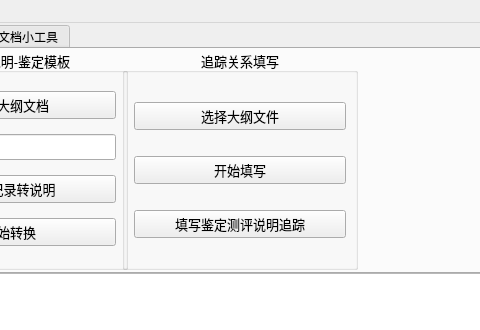
This is GUI.ui in ks3356143/newToolforTest as Qt 5 draws it before an edit; both pictures show x 110 to 590 and y 0 to 330 of the 800 by 553 pixel window. The edited form follows.
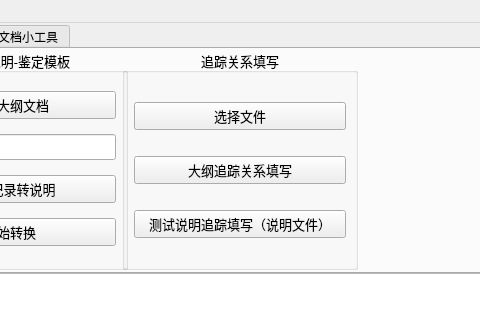
This is the edited form.

Patch:
```diff
--- a/GUI.ui
+++ b/GUI.ui
@@ -120,21 +120,21 @@
        <item>
         <widget class="QPushButton" name="pushButton_4">
          <property name="text">
-          <string>选择大纲文件</string>
+          <string>选择文件</string>
          </property>
         </widget>
        </item>
        <item>
         <widget class="QPushButton" name="pushButton_6">
          <property name="text">
-          <string>开始填写</string>
+          <string>大纲追踪关系填写</string>
          </property>
         </widget>
        </item>
        <item>
         <widget class="QPushButton" name="pushButton_5">
          <property name="text">
-          <string>填写鉴定测评说明追踪</string>
+          <string>测试说明追踪填写（说明文件）</string>
          </property>
         </widget>
        </item>
```
Left out of the diff: 2 changed lines with no effect on the pictures.
